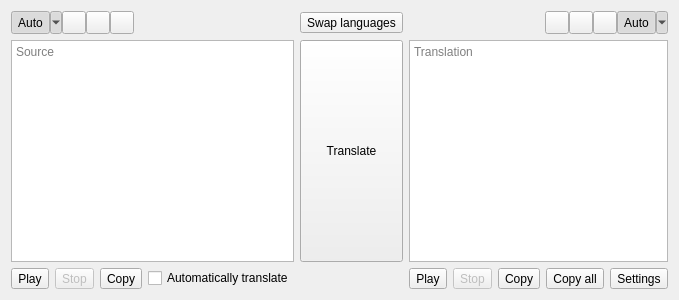
First picture: the form in src/mainwindow.ui, repository crow-translate/crow-translate, before the edit.
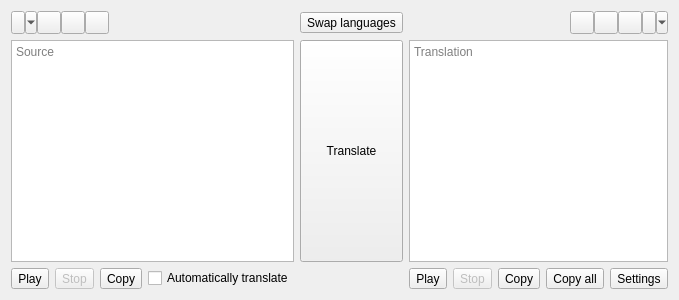
Second picture: the form after the edit. Icons and pictures are not drawn.

Commit message: Rework button logic

```diff
--- a/src/mainwindow.ui
+++ b/src/mainwindow.ui
@@ -35,15 +35,9 @@
         <property name="toolTip">
          <string notr="true">auto</string>
         </property>
-        <property name="text">
-         <string>Auto</string>
-        </property>
         <property name="checkable">
          <bool>true</bool>
         </property>
-        <property name="checked">
-         <bool>true</bool>
-        </property>
         <property name="autoExclusive">
          <bool>true</bool>
         </property>
@@ -53,12 +47,6 @@
         <property name="toolButtonStyle">
          <enum>Qt::ToolButtonTextOnly</enum>
         </property>
-        <property name="arrowType">
-         <enum>Qt::NoArrow</enum>
-        </property>
-        <property name="Lang" stdset="0">
-         <number>0</number>
-        </property>
        </widget>
       </item>
       <item>
@@ -243,15 +231,9 @@
         <property name="toolTip">
          <string notr="true">auto</string>
         </property>
-        <property name="text">
-         <string>Auto</string>
-        </property>
         <property name="checkable">
          <bool>true</bool>
         </property>
-        <property name="checked">
-         <bool>true</bool>
-        </property>
         <property name="autoExclusive">
          <bool>true</bool>
         </property>
```
Left out of the diff: 21 changed lines with no effect on the pictures. The commit also changes 7 other files.
